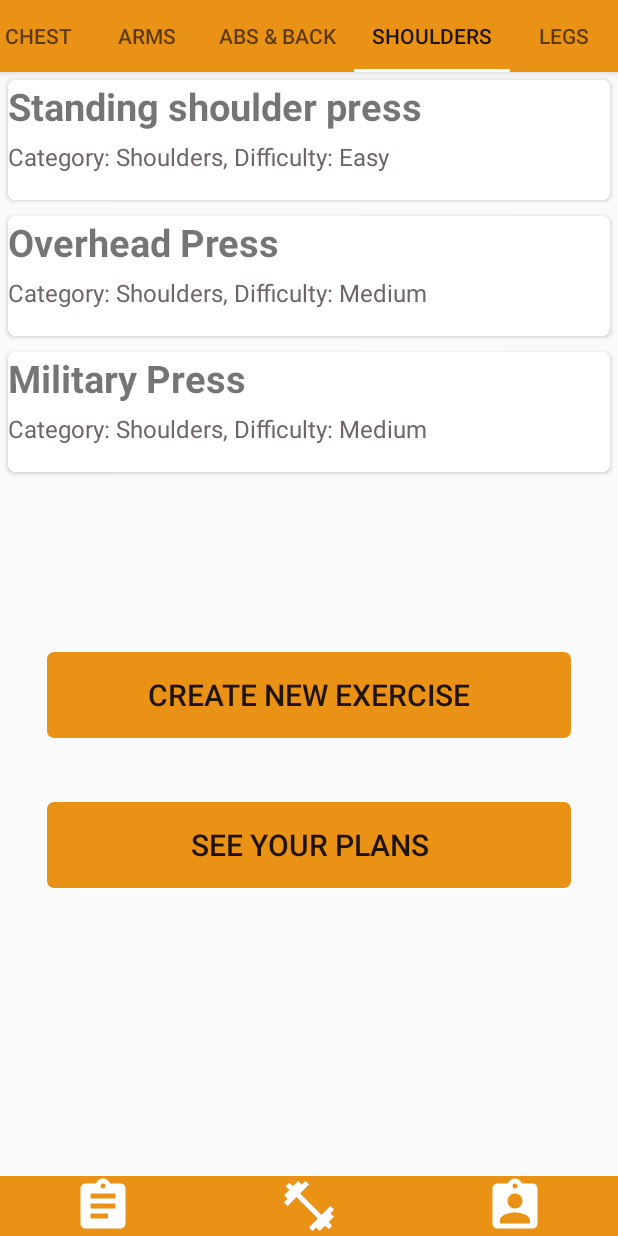
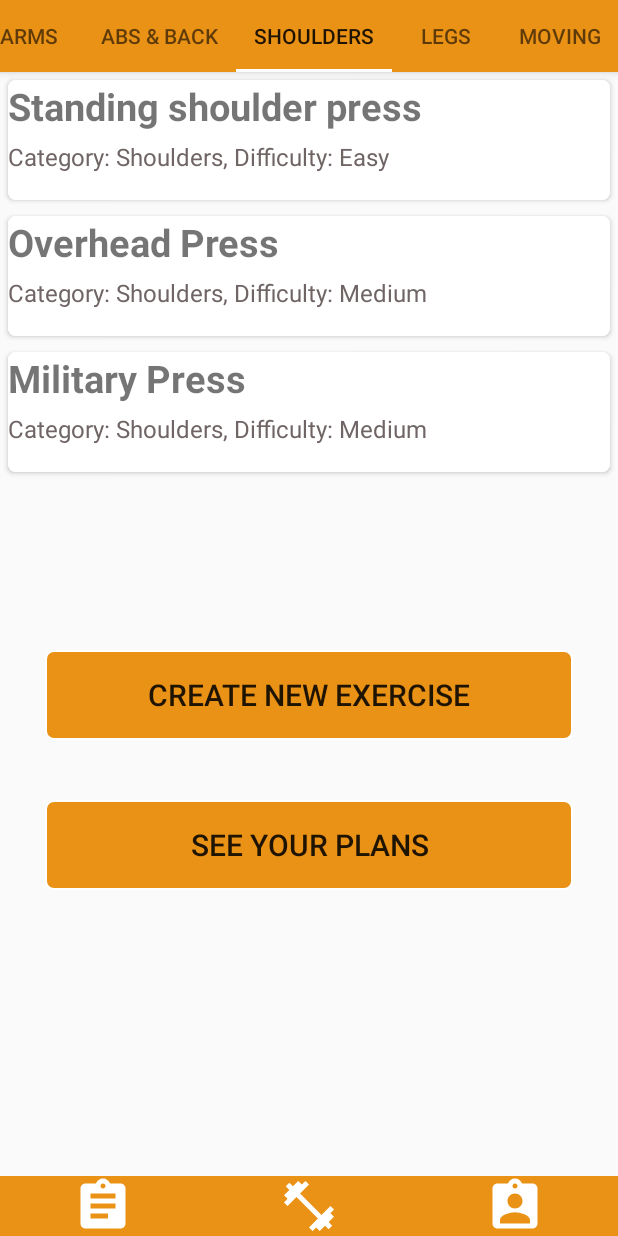
Before and after one commit to EndorFit/EndorFit, an Android app: the AddNewExerciseActivity screen opened directly, with no data from a screen before it, tab 4 chosen, on a phone screen of 412 x 824 dp. Run offline under Robolectric (Android 15) with nearby library versions, the phone set to English and light mode, and no system bars; our stand-ins replace Firebase (no records; nobody signed in at launch, a user with empty details on screens opened directly).

Commit message:
Resolving merge problem

```diff
--- a/EndorFit/app/src/main/java/org/wmii/endorfit/Activities/CalendarDateChoosingActivity.java
+++ b/EndorFit/app/src/main/java/org/wmii/endorfit/Activities/CalendarDateChoosingActivity.java
@@ -1,4 +1,4 @@
-package org.wmii.endorfit;
+package org.wmii.endorfit.Activities;
 
 import androidx.annotation.NonNull;
 import androidx.appcompat.app.AppCompatActivity;
@@ -24,6 +24,7 @@ import com.google.firebase.database.FirebaseDatabase;
 import com.google.firebase.database.ValueEventListener;
 
 import org.wmii.endorfit.Activities.MainWindowActivity;
+import org.wmii.endorfit.R;
 
 import java.text.ParseException;
 import java.text.SimpleDateFormat;
@@ -121,7 +122,7 @@ public class CalendarDateChoosingActivity extends AppCompatActivity {
                 Date todaysDate = new Date();
                 Date dateOnlyZeros = new Date();
                 try {
-                     dateGottenFromCalendar = sdformat.parse(fromCalendarYear + "-" + fromCalendarMonth + "-" + fromCalendarDay);
+                    dateGottenFromCalendar = sdformat.parse(fromCalendarYear + "-" + fromCalendarMonth + "-" + fromCalendarDay);
                     //todaysDate = sdformat.parse(todaysDate.getYear() + "-" + todaysDate.getMonth() + "-" + todaysDate.getDay());
                     dateOnlyZeros = sdformat.parse(0 + "-" + 0 + "-" + 0);
                 }
--- a/EndorFit/app/src/main/java/org/wmii/endorfit/Activities/MainWindowActivity.java
+++ b/EndorFit/app/src/main/java/org/wmii/endorfit/Activities/MainWindowActivity.java
@@ -15,7 +15,7 @@ import com.google.firebase.auth.FirebaseUser;
 import com.google.firebase.database.DatabaseReference;
 import com.google.firebase.database.FirebaseDatabase;
 
-import org.wmii.endorfit.CalendarDateChoosingActivity;
+import org.wmii.endorfit.Activities.CalendarDateChoosingActivity;
 import org.wmii.endorfit.DataClasses.Exercise;
 import org.wmii.endorfit.R;
 import org.wmii.endorfit.DataClasses.workoutPlan;
--- a/EndorFit/app/src/main/res/layout/activity_add_new_exercise.xml
+++ b/EndorFit/app/src/main/res/layout/activity_add_new_exercise.xml
@@ -67,6 +67,12 @@
                         android:layout_width="wrap_content"
                         android:layout_height="wrap_content"
                         android:text="LEGS" />
+
+                    <com.google.android.material.tabs.TabItem
+                        android:id="@+id/tabMoving"
+                        android:layout_width="wrap_content"
+                        android:layout_height="wrap_content"
+                        android:text="MOVING" />
                 </com.google.android.material.tabs.TabLayout>
             </com.google.android.material.appbar.AppBarLayout>
 
```
Also changed, not shown: EndorFit/app/src/main/java/org/wmii/endorfit/Activities/SetIntervalForTrainingActivity.java (+84 -39 lines).
